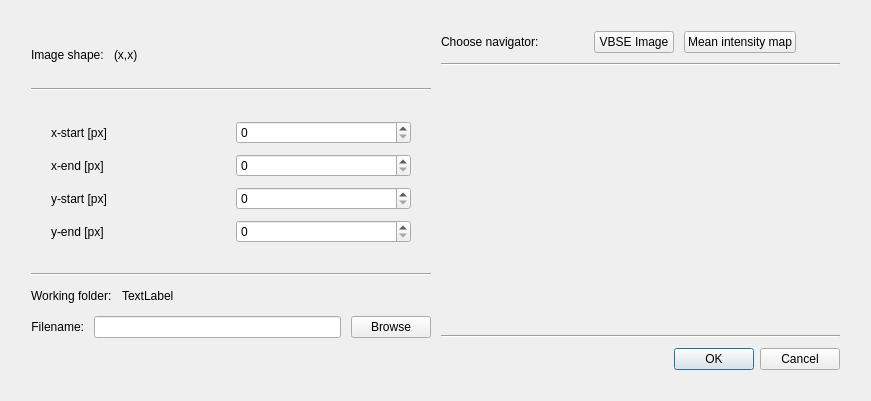
Qt form ui/roi_dialog.ui (EBSP-Indexer/EBSP-Indexer) before a commit.
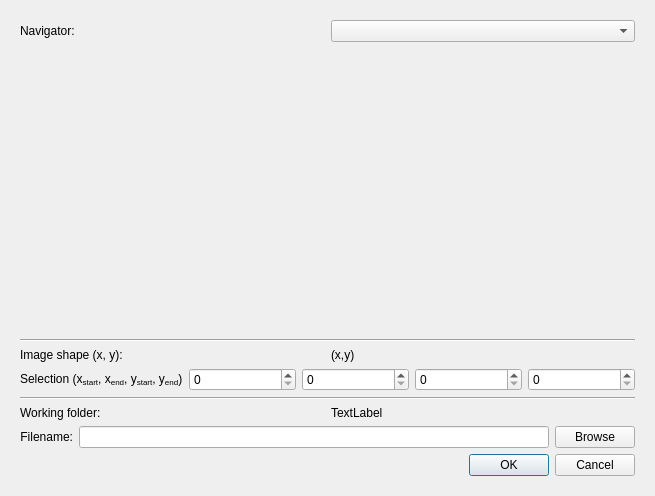
The same form after that commit. Custom widgets are drawn as their Qt base class.

```diff
--- a/ui/roi_dialog.ui
+++ b/ui/roi_dialog.ui
@@ -6,156 +6,116 @@
    <rect>
     <x>0</x>
     <y>0</y>
-    <width>871</width>
-    <height>401</height>
+    <width>655</width>
+    <height>496</height>
    </rect>
   </property>
   <property name="windowTitle">
    <string>Region of interest</string>
   </property>
-  <layout class="QGridLayout" name="gridLayout_2">
-   <item row="4" column="0">
+  <layout class="QGridLayout" name="gridLayout">
+   <item row="0" column="0">
     <widget class="QFrame" name="centralwidget">
-     <layout class="QGridLayout" name="gridLayout" columnstretch="0">
-      <property name="sizeConstraint">
-       <enum>QLayout::SetDefaultConstraint</enum>
-      </property>
-      <property name="leftMargin">
-       <number>20</number>
-      </property>
-      <property name="topMargin">
-       <number>20</number>
-      </property>
-      <property name="rightMargin">
-       <number>20</number>
-      </property>
-      <property name="bottomMargin">
-       <number>20</number>
-      </property>
-      <property name="spacing">
-       <number>10</number>
-      </property>
-      <item row="3" column="0">
-       <layout class="QGridLayout" name="gridLayout_5">
-        <item row="2" column="0">
-         <layout class="QVBoxLayout" name="verticalLayout_3" stretch="0,0,0,0,0">
+     <layout class="QVBoxLayout" name="verticalLayout">
+      <item>
+       <layout class="QHBoxLayout" name="horizontalLayout_5">
+        <item>
+         <widget class="QLabel" name="label_5">
+          <property name="sizePolicy">
+           <sizepolicy hsizetype="Preferred" vsizetype="Minimum">
+            <horstretch>0</horstretch>
+            <verstretch>0</verstretch>
+           </sizepolicy>
+          </property>
+          <property name="text">
+           <string>Navigator:</string>
+          </property>
+         </widget>
+        </item>
+        <item>
+         <widget class="QComboBox" name="comboBoxNavigator"/>
+        </item>
+       </layout>
+      </item>
+      <item>
+       <widget class="MplWidget" name="mplWidget" native="true">
+        <property name="sizePolicy">
+         <sizepolicy hsizetype="Preferred" vsizetype="Expanding">
+          <horstretch>0</horstretch>
+          <verstretch>0</verstretch>
+         </sizepolicy>
+        </property>
+        <property name="minimumSize">
+         <size>
+          <width>200</width>
+          <height>200</height>
+         </size>
+        </property>
+        <property name="styleSheet">
+         <string notr="true">background-color: transparent</string>
+        </property>
+       </widget>
+      </item>
+      <item>
+       <widget class="Line" name="line">
+        <property name="orientation">
+         <enum>Qt::Horizontal</enum>
+        </property>
+       </widget>
+      </item>
           <item>
-           <layout class="QHBoxLayout" name="horizontalLayout_4">
+       <layout class="QHBoxLayout" name="horizontalLayout_6">
             <item>
              <widget class="QLabel" name="label_6">
               <property name="text">
-               <string>Image shape:</string>
+           <string>Image shape (x, y):</string>
               </property>
              </widget>
             </item>
             <item>
              <widget class="QLabel" name="imageShapeLabel">
               <property name="text">
-               <string>(x,x)</string>
+           <string>(x,y)</string>
               </property>
              </widget>
             </item>
-            <item>
-             <spacer name="horizontalSpacer_4">
-              <property name="orientation">
-               <enum>Qt::Horizontal</enum>
-              </property>
-              <property name="sizeHint" stdset="0">
-               <size>
-                <width>40</width>
-                <height>20</height>
-               </size>
-              </property>
-             </spacer>
-            </item>
            </layout>
           </item>
           <item>
-           <widget class="Line" name="line_2">
-            <property name="orientation">
-             <enum>Qt::Horizontal</enum>
-            </property>
-           </widget>
-          </item>
+       <layout class="QHBoxLayout" name="horizontalLayout_3">
           <item>
-           <layout class="QGridLayout" name="gridLayout_4" columnstretch="0,0">
-            <property name="leftMargin">
-             <number>20</number>
-            </property>
-            <property name="topMargin">
-             <number>20</number>
-            </property>
-            <property name="rightMargin">
-             <number>20</number>
-            </property>
-            <property name="bottomMargin">
-             <number>20</number>
-            </property>
-            <item row="4" column="0">
-             <widget class="QLabel" name="label_4">
+         <widget class="QLabel" name="label">
               <property name="text">
-               <string>y-end [px]</string>
+           <string>&lt;html&gt;&lt;head/&gt;&lt;body&gt;&lt;p&gt;Selection (x&lt;span style=&quot; vertical-align:sub;&quot;&gt;start&lt;/span&gt;, x&lt;span style=&quot; vertical-align:sub;&quot;&gt;end&lt;/span&gt;, y&lt;span style=&quot; vertical-align:sub;&quot;&gt;start&lt;/span&gt;, y&lt;span style=&quot; vertical-align:sub;&quot;&gt;end&lt;/span&gt;)&lt;/p&gt;&lt;/body&gt;&lt;/html&gt;</string>
               </property>
               <property name="alignment">
                <set>Qt::AlignLeading|Qt::AlignLeft|Qt::AlignVCenter</set>
               </property>
              </widget>
             </item>
-            <item row="1" column="1">
+        <item>
              <widget class="QSpinBox" name="spinBoxXstart"/>
             </item>
-            <item row="3" column="0">
-             <widget class="QLabel" name="label_3">
-              <property name="text">
-               <string>y-start [px]</string>
-              </property>
-              <property name="alignment">
-               <set>Qt::AlignLeading|Qt::AlignLeft|Qt::AlignVCenter</set>
-              </property>
-             </widget>
-            </item>
-            <item row="2" column="1">
+        <item>
              <widget class="QSpinBox" name="spinBoxXend"/>
             </item>
-            <item row="2" column="0">
-             <widget class="QLabel" name="label_2">
-              <property name="text">
-               <string>x-end [px]</string>
-              </property>
-              <property name="alignment">
-               <set>Qt::AlignLeading|Qt::AlignLeft|Qt::AlignVCenter</set>
-              </property>
-             </widget>
-            </item>
-            <item row="3" column="1">
+        <item>
              <widget class="QSpinBox" name="spinBoxYstart"/>
             </item>
-            <item row="4" column="1">
+        <item>
              <widget class="QSpinBox" name="spinBoxYend"/>
             </item>
-            <item row="1" column="0">
-             <widget class="QLabel" name="label">
-              <property name="text">
-               <string>x-start [px]</string>
-              </property>
-              <property name="alignment">
-               <set>Qt::AlignLeading|Qt::AlignLeft|Qt::AlignVCenter</set>
-              </property>
-             </widget>
-            </item>
            </layout>
           </item>
           <item>
-           <widget class="Line" name="line">
+       <widget class="Line" name="line_2">
             <property name="orientation">
              <enum>Qt::Horizontal</enum>
             </property>
            </widget>
           </item>
           <item>
-           <layout class="QVBoxLayout" name="verticalLayout">
-            <item>
-             <layout class="QHBoxLayout" name="horizontalLayout_3">
+       <layout class="QHBoxLayout" name="horizontalLayout">
               <item>
                <widget class="QLabel" name="folderLabel">
                 <property name="text">
@@ -170,23 +130,10 @@
                 </property>
                </widget>
               </item>
-              <item>
-               <spacer name="horizontalSpacer">
-                <property name="orientation">
-                 <enum>Qt::Horizontal</enum>
-                </property>
-                <property name="sizeHint" stdset="0">
-                 <size>
-                  <width>40</width>
-                  <height>20</height>
-                 </size>
-                </property>
-               </spacer>
-              </item>
              </layout>
             </item>
             <item>
-             <layout class="QHBoxLayout" name="horizontalLayout">
+       <layout class="QHBoxLayout" name="horizontalLayout_2">
               <item>
                <widget class="QLabel" name="filenameLabel">
                 <property name="sizePolicy">
@@ -237,11 +184,7 @@
               </item>
              </layout>
             </item>
-           </layout>
-          </item>
-         </layout>
-        </item>
-        <item row="4" column="2">
+      <item>
          <widget class="QDialogButtonBox" name="buttonBox">
           <property name="layoutDirection">
            <enum>Qt::LeftToRight</enum>
@@ -250,102 +193,6 @@
            <set>QDialogButtonBox::Cancel|QDialogButtonBox::Ok</set>
           </property>
          </widget>
-        </item>
-        <item row="2" column="2">
-         <layout class="QVBoxLayout" name="verticalLayout_2" stretch="0,0,2,0">
-          <property name="sizeConstraint">
-           <enum>QLayout::SetMaximumSize</enum>
-          </property>
-          <item>
-           <layout class="QHBoxLayout" name="horizontalLayout_2" stretch="0,0,0,0,0">
-            <property name="sizeConstraint">
-             <enum>QLayout::SetMinimumSize</enum>
-            </property>
-            <item>
-             <widget class="QLabel" name="label_5">
-              <property name="sizePolicy">
-               <sizepolicy hsizetype="Preferred" vsizetype="Minimum">
-                <horstretch>0</horstretch>
-                <verstretch>0</verstretch>
-               </sizepolicy>
-              </property>
-              <property name="text">
-               <string>Choose navigator:</string>
-              </property>
-             </widget>
-            </item>
-            <item>
-             <spacer name="horizontalSpacer_2">
-              <property name="orientation">
-               <enum>Qt::Horizontal</enum>
-              </property>
-              <property name="sizeHint" stdset="0">
-               <size>
-                <width>40</width>
-                <height>20</height>
-               </size>
-              </property>
-             </spacer>
-            </item>
-            <item>
-             <widget class="QPushButton" name="pushButtonVBSE">
-              <property name="text">
-               <string>VBSE Image</string>
-              </property>
-             </widget>
-            </item>
-            <item>
-             <widget class="QPushButton" name="pushButtonMIM">
-              <property name="text">
-               <string>Mean intensity map</string>
-              </property>
-             </widget>
-            </item>
-            <item>
-             <spacer name="horizontalSpacer_3">
-              <property name="orientation">
-               <enum>Qt::Horizontal</enum>
-              </property>
-              <property name="sizeHint" stdset="0">
-               <size>
-                <width>40</width>
-                <height>20</height>
-               </size>
-              </property>
-             </spacer>
-            </item>
-           </layout>
-          </item>
-          <item>
-           <widget class="Line" name="line_3">
-            <property name="orientation">
-             <enum>Qt::Horizontal</enum>
-            </property>
-           </widget>
-          </item>
-          <item>
-           <widget class="MplWidget" name="mplWidget" native="true">
-            <property name="sizePolicy">
-             <sizepolicy hsizetype="Preferred" vsizetype="Expanding">
-              <horstretch>0</horstretch>
-              <verstretch>0</verstretch>
-             </sizepolicy>
-            </property>
-            <property name="styleSheet">
-             <string notr="true">background-color: transparent</string>
-            </property>
-           </widget>
-          </item>
-          <item>
-           <widget class="Line" name="line_4">
-            <property name="orientation">
-             <enum>Qt::Horizontal</enum>
-            </property>
-           </widget>
-          </item>
-         </layout>
-        </item>
-       </layout>
       </item>
      </layout>
     </widget>
```
Lines whose indentation alone changed are shown as unchanged.
